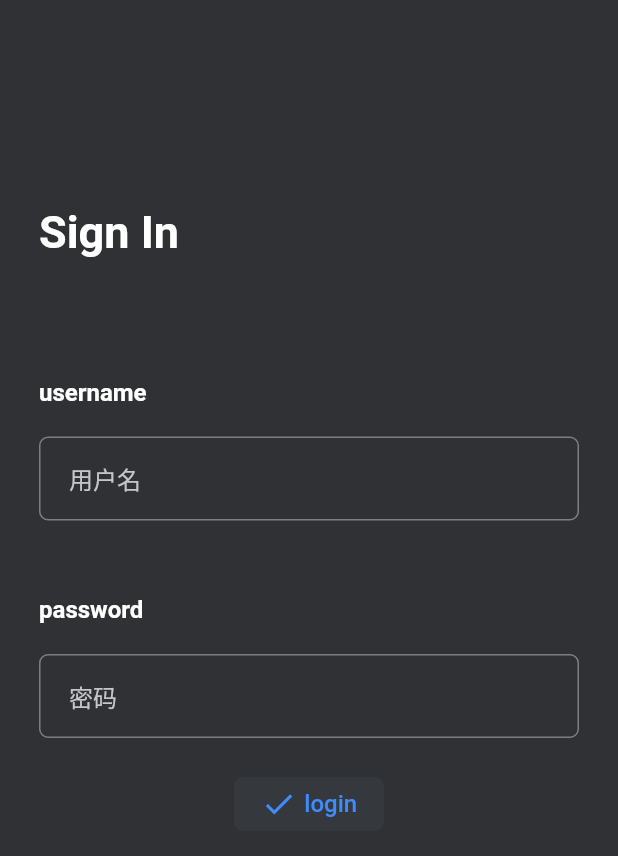
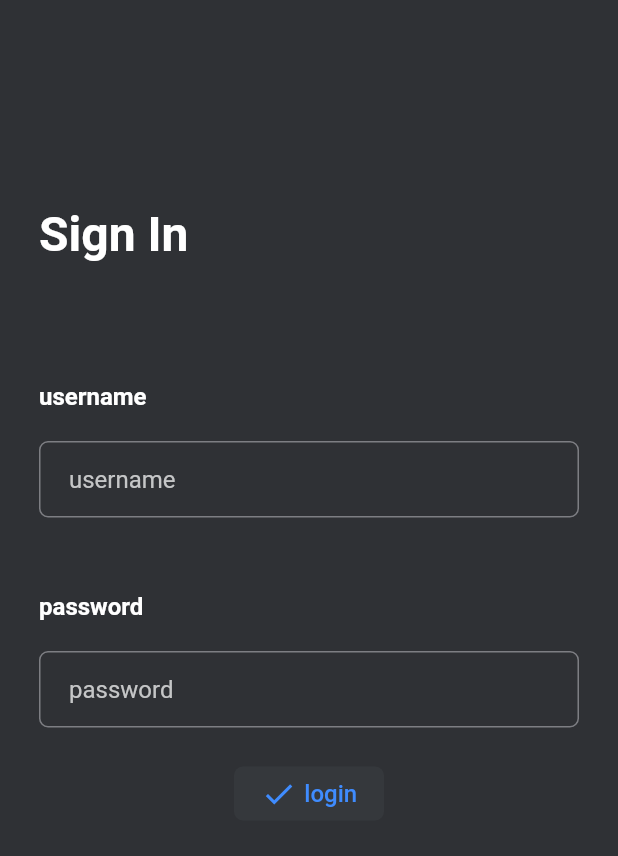
Before and after one commit to ZekunXu/my_test, a Flutter app: the screen it shows after launch, on a phone screen of 412 x 824 dp. Shown: the top 856 px of the screen. Run offline on Flutter 3.47's test engine with Material 2 defaults, Android fonts, the phone set to English and light mode, and no system bars.

Commit message:
v0.0.20201124

```diff
--- /dev/null
+++ b/lib/components/home/robot_list.dart
@@ -0,0 +1,20 @@
+import 'package:flutter/material.dart';
+
+class RobotListPage extends StatefulWidget {
+
+  RobotListPage({Key key}) : super(key: key);
+
+  _RobotListPageState createState ()=> _RobotListPageState();
+
+}
+
+class _RobotListPageState extends State<RobotListPage> {
+  @override
+  Widget build(BuildContext context) {
+
+    return Scaffold(
+
+    );
+  }
+
+}
--- /dev/null
+++ b/lib/components/login_text_field_widget.dart
@@ -0,0 +1,44 @@
+import 'package:flutter/material.dart';
+
+
+class LoginTextField extends StatefulWidget {
+
+  final String hintText;
+  final Function onChanged;
+
+  LoginTextField({Key key, @required this.hintText, this.onChanged}) : super(key: key);
+
+  _LoginTextFieldState createState() => _LoginTextFieldState();
+}
+
+class _LoginTextFieldState extends State<LoginTextField> {
+  @override
+  Widget build(BuildContext context) {
+
+    return TextField(
+      style: TextStyle(
+          color: Color.fromRGBO(255, 255, 255, 1.000),
+          fontSize: 16),
+      decoration: InputDecoration(
+          contentPadding:
+          EdgeInsets.symmetric(vertical: 16, horizontal: 20),
+          hintText: widget.hintText,
+          hintStyle: TextStyle(
+              color: Color.fromRGBO(197, 198, 199, 1.000)),
+          enabledBorder: OutlineInputBorder(
+            borderSide: BorderSide(
+              color: Color.fromRGBO(125, 126, 131, 1.000),
+            ),
+            borderRadius: BorderRadius.circular(6.0),
+          ),
+          focusedBorder: OutlineInputBorder(
+            borderSide: BorderSide(
+              color: Color.fromRGBO(255, 255, 255, 1.000),
+            ),
+            borderRadius: BorderRadius.circular(6.0),
+          )),
+      onChanged: widget.onChanged,
+    );
+  }
+
+}
--- /dev/null
+++ b/lib/components/textfield_title_widget.dart
@@ -0,0 +1,24 @@
+import 'package:flutter/material.dart';
+
+class TextFieldTitle extends StatefulWidget {
+  final String text;
+  final double fontSize;
+
+  TextFieldTitle({Key key, @required this.text, this.fontSize}) : super(key: key);
+
+  _TextFieldTitleState createState() => _TextFieldTitleState();
+}
+
+class _TextFieldTitleState extends State<TextFieldTitle> {
+  @override
+  Widget build(BuildContext context) {
+    return Text(
+      widget.text,
+      textAlign: TextAlign.left,
+      style: TextStyle(
+          color: Color.fromRGBO(255, 255, 255, 1.000),
+          fontSize: widget.fontSize ?? 16,
+          fontWeight: FontWeight.bold),
+    );
+  }
+}
--- a/lib/main.dart
+++ b/lib/main.dart
@@ -1,5 +1,7 @@
 import 'package:flutter/cupertino.dart';
 import 'package:flutter/material.dart';
+import 'components/textfield_title_widget.dart';
+import 'components/login_text_field_widget.dart';
 
 void main() {
   runApp(MyApp());
@@ -10,6 +12,10 @@ class MyApp extends StatefulWidget {
 }
 
 class _MyAppState extends State<MyApp> {
+
+  String username;
+  String password;
+
   @override
   Widget build(BuildContext context) {
     return MaterialApp(
@@ -24,60 +30,47 @@ class _MyAppState extends State<MyApp> {
                 Container(
                   width: double.maxFinite,
                   padding: EdgeInsets.fromLTRB(0, 60, 0, 60),
-                  child: Text("Sign In", style: TextStyle(color: Colors.white, fontSize: 30, fontWeight: FontWeight.bold),),
+                  child: TextFieldTitle(
+                    text: "Sign In",
+                    fontSize: 32,
+                  ),
                 ),
                 Container(
                   width: double.maxFinite,
                   padding: EdgeInsets.fromLTRB(0, 20, 0, 20),
-                  child: Text("username", textAlign: TextAlign.left,style: TextStyle(color: Color.fromRGBO(255, 255, 255, 1.000), fontSize: 16, fontWeight: FontWeight.bold),),
+                  child: Text(
+                    "username",
+                    textAlign: TextAlign.left,
+                    style: TextStyle(
+                        color: Color.fromRGBO(255, 255, 255, 1.000),
+                        fontSize: 16,
+                        fontWeight: FontWeight.bold),
+                  ),
                 ),
-                TextField(
-                  style: TextStyle(
-                      color: Color.fromRGBO(255, 255, 255, 1.000), fontSize: 16),
-                  decoration: InputDecoration(
-                    contentPadding: EdgeInsets.symmetric(vertical: 16, horizontal: 20),
-                    hintText: "用户名",
-                    hintStyle:
-                    TextStyle(color: Color.fromRGBO(197, 198, 199, 1.000)),
-                    enabledBorder: OutlineInputBorder(
-                      borderSide: BorderSide(
-                        color: Color.fromRGBO(125, 126, 131, 1.000),
-                      ),
-                      borderRadius: BorderRadius.circular(6.0),
-                    ),
-                    focusedBorder: OutlineInputBorder(
-                      borderSide: BorderSide(
-                        color: Color.fromRGBO(255, 255, 255, 1.000),
-                      ),
-                      borderRadius: BorderRadius.circular(6.0),
-                    ),
-                  ),
+                LoginTextField(
+                  hintText: "username",
+                  onChanged: (value){
+                    setState(() {
+                      this.username = value;
+                    });
+                  },
                 ),
                 Container(
                   padding: EdgeInsets.fromLTRB(0, 50, 0, 0),
                   width: double.maxFinite,
-                  child: Text("password", textAlign: TextAlign.left,style: TextStyle(color: Color.fromRGBO(255, 255, 255, 1.000), fontSize: 16, fontWeight: FontWeight.bold),),
+                  child: TextFieldTitle(
+                    text: "password",
+                  ),
                 ),
                 Container(
                   padding: EdgeInsets.fromLTRB(0, 20, 0, 20),
-                  child: TextField(
-                    style: TextStyle(color: Color.fromRGBO(255, 255, 255, 1.000), fontSize: 16),
-                    decoration: InputDecoration(
-                      contentPadding: EdgeInsets.symmetric(vertical: 16,horizontal: 20),
-                        hintText: "密码",
-                        hintStyle: TextStyle(color: Color.fromRGBO(197, 198, 199, 1.000)),
-                        enabledBorder: OutlineInputBorder(
-                          borderSide: BorderSide(
-                            color: Color.fromRGBO(125, 126, 131, 1.000),
-                          ),
-                          borderRadius: BorderRadius.circular(6.0),
-                        ),
-                        focusedBorder: OutlineInputBorder(
-                          borderSide: BorderSide(
-                            color: Color.fromRGBO(255, 255, 255, 1.000),
-                          ),
-                          borderRadius: BorderRadius.circular(6.0),
-                        )),
+                  child: LoginTextField(
+                    hintText: "password",
+                    onChanged: (value){
+                      setState(() {
+                        this.password = value;
+                      });
+                    },
                   ),
                 ),
                 Container(
@@ -104,7 +97,9 @@ class _MyAppState extends State<MyApp> {
                         ),
                       ],
                     ),
-                    onPressed: () {},
+                    onPressed: () {
+                      print({"username": this.username, "password": this.password});
+                    },
                   ),
                 ),
               ],
```
